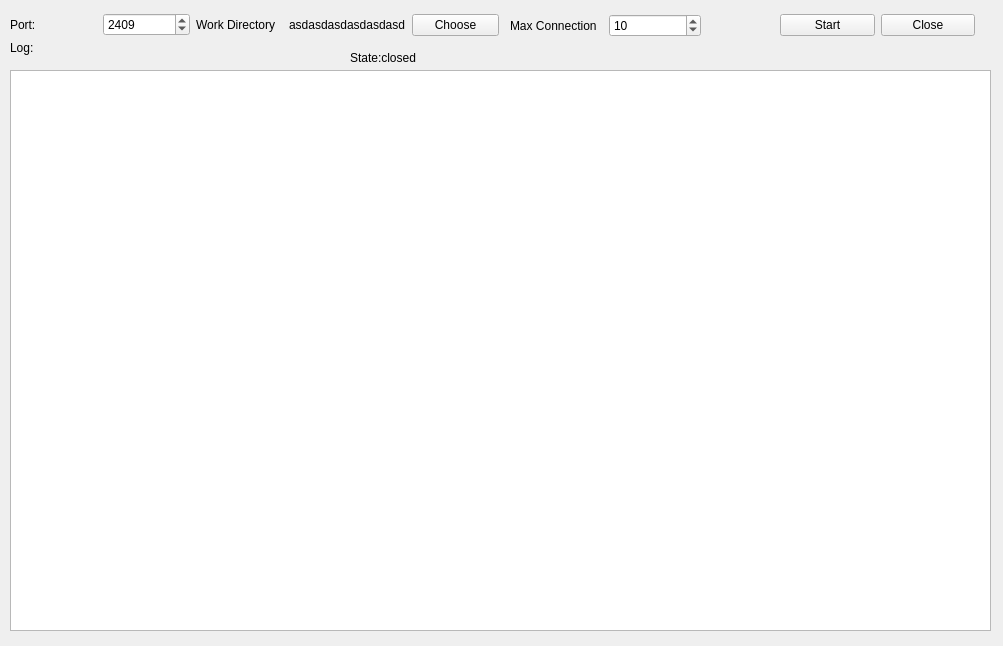
Before: the Qt Designer form serverui.ui in RisingEntropy/NetCpy, drawn with Qt 5.
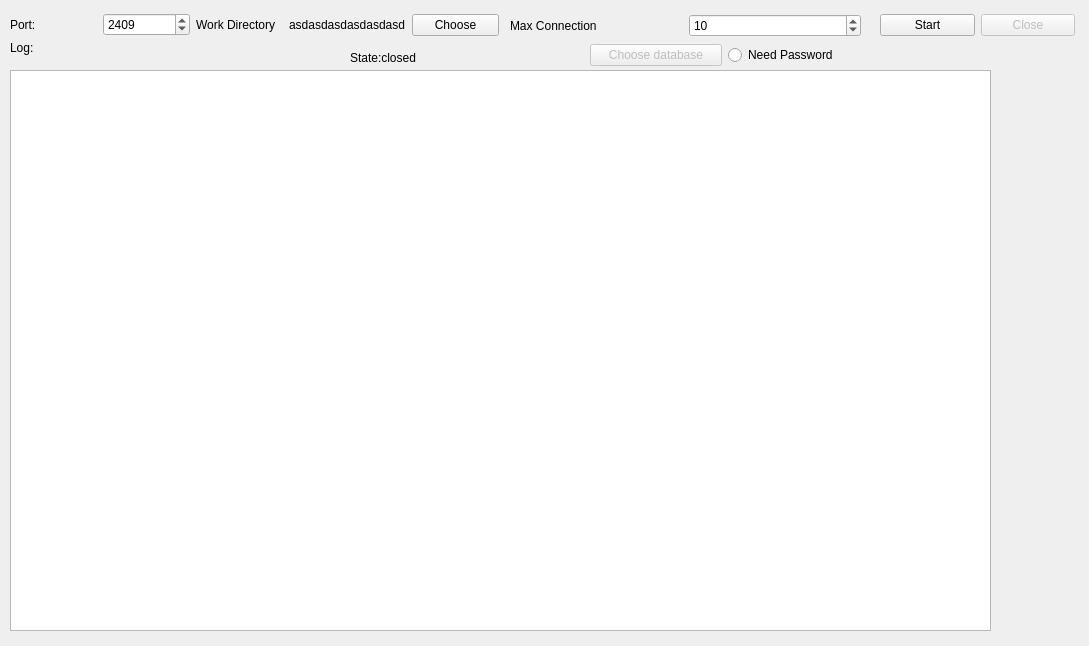
After: the same form once the commit is applied.

The edit to the form file:
```diff
--- a/serverui.ui
+++ b/serverui.ui
@@ -6,7 +6,7 @@
    <rect>
     <x>0</x>
     <y>0</y>
-    <width>1003</width>
+    <width>1089</width>
     <height>646</height>
    </rect>
   </property>
@@ -111,7 +111,7 @@
   <widget class="QWidget" name="layoutWidget">
    <property name="geometry">
     <rect>
-     <x>780</x>
+     <x>880</x>
      <y>10</y>
      <width>195</width>
      <height>30</height>
@@ -127,6 +127,9 @@
     </item>
     <item>
      <widget class="QPushButton" name="pushButton_3">
+      <property name="enabled">
+       <bool>false</bool>
+      </property>
       <property name="text">
        <string>Close</string>
       </property>
@@ -139,7 +142,7 @@
     <rect>
      <x>510</x>
      <y>10</y>
-     <width>191</width>
+     <width>351</width>
      <height>31</height>
     </rect>
    </property>
@@ -163,6 +166,35 @@
     </item>
    </layout>
   </widget>
+  <widget class="QWidget" name="layoutWidget">
+   <property name="geometry">
+    <rect>
+     <x>590</x>
+     <y>40</y>
+     <width>269</width>
+     <height>30</height>
+    </rect>
+   </property>
+   <layout class="QHBoxLayout" name="horizontalLayout_4">
+    <item>
+     <widget class="QPushButton" name="pushButton_4">
+      <property name="enabled">
+       <bool>false</bool>
+      </property>
+      <property name="text">
+       <string>Choose database</string>
+      </property>
+     </widget>
+    </item>
+    <item>
+     <widget class="QRadioButton" name="radioButton">
+      <property name="text">
+       <string>Need Password</string>
+      </property>
+     </widget>
+    </item>
+   </layout>
+  </widget>
  </widget>
  <resources/>
  <connections/>
```
